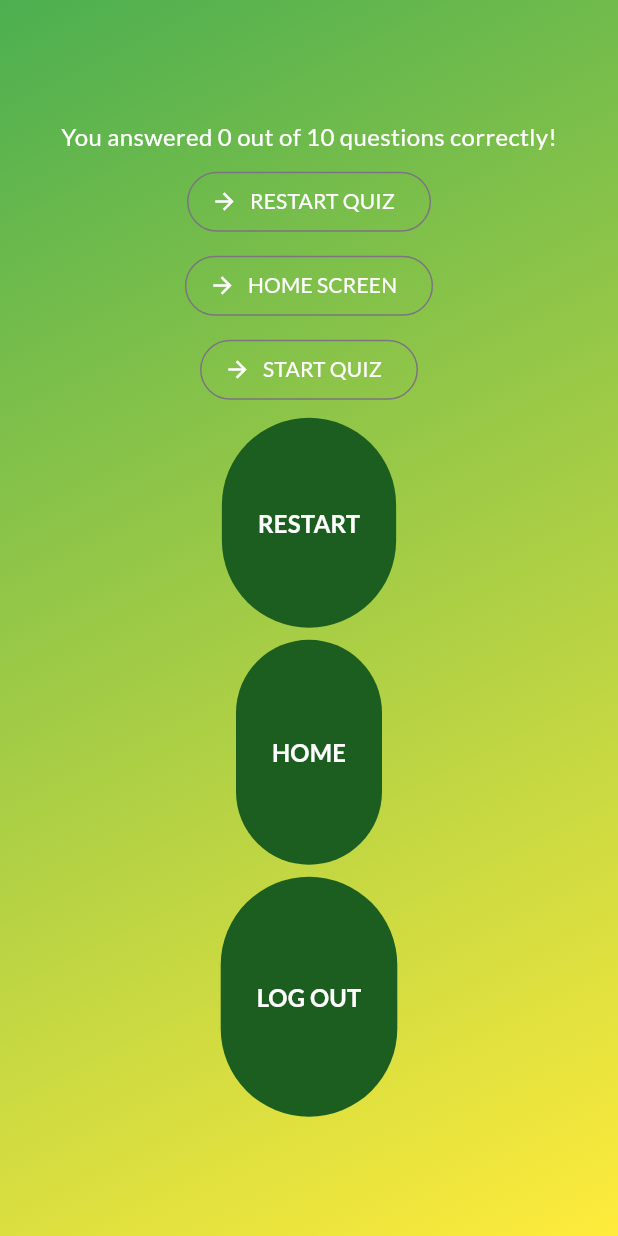
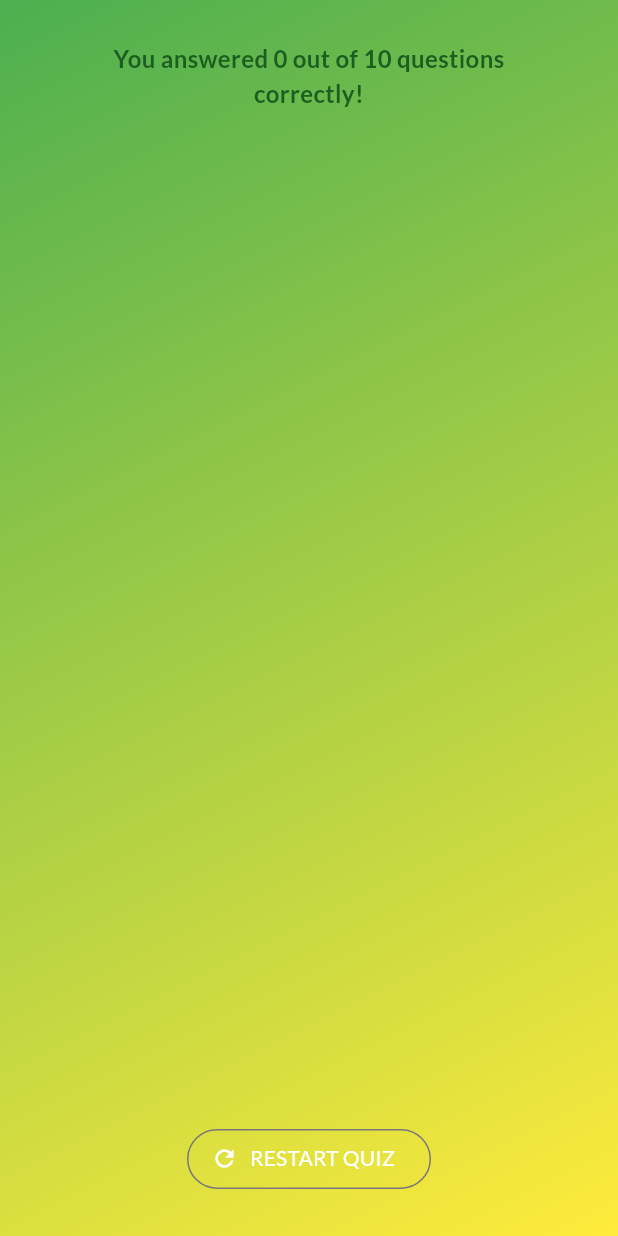
Before and after one commit to qaisershameer/nexus_quiz_app_gamification, a Flutter app: the ResultScreen screen opened directly with empty values, on a phone screen of 412 x 824 dp. Run offline on Flutter 3.47's test engine with Material 3 defaults, Android fonts, the phone set to English and light mode, and no system bars; our stand-ins replace audioplayers, google_fonts.

Commit message:
Mar 06 KBS

```diff
--- a/lib/custom_widgets/my_app_button_icon.dart
+++ b/lib/custom_widgets/my_app_button_icon.dart
@@ -6,15 +6,17 @@ class MyAppButtonIcon extends StatelessWidget {
     super.key,
     required this.myOnPressed,
     required this.buttonText,
+    required this.buttonIcon,
   });
 
   final void Function() myOnPressed;
   final String buttonText;
+  final Icon buttonIcon;
 
   @override
   Widget build(BuildContext context) {
     return OutlinedButton.icon(
-      icon: const Icon(Icons.arrow_forward),
+      icon: buttonIcon,
       style: OutlinedButton.styleFrom(
         foregroundColor: Colors.white,
       ),
--- a/lib/screens/result_screen.dart
+++ b/lib/screens/result_screen.dart
@@ -1,6 +1,7 @@
 import 'package:flutter/material.dart';
 import 'package:google_fonts/google_fonts.dart';
-import '../custom_widgets/my_result_summary.dart';
+import 'package:nexus_quiz_app/custom_widgets/my_app_button_container.dart';
+import '../custom_widgets/question_summary.dart';
 import '../data/question_data.dart';
 
 import '../custom_widgets/my_app_button_icon.dart';
@@ -17,7 +18,7 @@ class ResultScreen extends StatelessWidget {
     final List<Map<String, Object>> summary = [];
     for (var i = 0; i < chosenAnswers.length; i++) {
       summary.add({
-        'questionIndex': i,
+        'question_Index': i,
         'question': questions[i].text,
         'correct_answer': questions[i].correctAnswer,
         'user_answer': chosenAnswers[i],
@@ -37,6 +38,7 @@ class ResultScreen extends StatelessWidget {
 
     return Scaffold(
       body: Container(
+        padding: const EdgeInsets.symmetric(horizontal: 16.0),
         decoration: const BoxDecoration(
           gradient: LinearGradient(
             begin: Alignment.topLeft,
@@ -44,91 +46,97 @@ class ResultScreen extends StatelessWidget {
             colors: [Colors.green, Colors.yellow],
           ),
         ),
-        child: Center(
         child: Column(
           mainAxisAlignment: MainAxisAlignment.center,
           children: [
             // Title
+            SizedBox(
+              width: double.infinity,
+              child: Container(
+                margin: const EdgeInsets.symmetric(horizontal: 48),
+                child: Column(
+                  // mainAxisAlignment: MainAxisAlignment.center,
+                  children: [
                     Text(
                       'You answered $numberOfCorrectQuestions out of $numberOfTotalQuestions questions correctly!',
+                      textAlign: TextAlign.center,
                       style: GoogleFonts.lato(
-                  color: Colors.white,
                         fontSize: 16,
+                        fontWeight: FontWeight.bold,
+                        color: Colors.green.shade900,
                         decoration: TextDecoration.none,
                       ),
                     ),
 
-              const SingleChildScrollView(
-                  child: Column(
-                mainAxisAlignment: MainAxisAlignment.center,
-                children: [
-                  // ResultSummary(summaryData),
-                  // Text(summaryData.toString()),
+
                   ],
-              )),
+                ),
+              ),
+            ),
 
-              const SizedBox(
-                height: 8.0,
-              ),
+            const SizedBox(height: 8.0,),
+
+            QuestionSummary(summaryData: summaryData),
+
+            const SizedBox(height: 8.0,),
 
             // Using Custom Widget MyAppButtonIcon 01
             MyAppButtonIcon(
               myOnPressed: onRestart,
               buttonText: 'RESTART QUIZ',
+              buttonIcon: const Icon(Icons.refresh),
             ),
 
-              const SizedBox(
-                height: 8.0,
-              ),
-              // Using Custom Widget MyAppButtonIcon 02
-              MyAppButtonIcon(
-                myOnPressed: onRestart,
-                buttonText: 'HOME SCREEN',
-              ),
+            // // Using Custom Widget MyAppButtonIcon 02
+            // MyAppButtonIcon(
+            //   myOnPressed: onRestart,
+            //   buttonText: 'HOME SCREEN',
+            //   buttonIcon: const Icon(Icons.home),
+            // ),
 
-              const SizedBox(
-                height: 8.0,
-              ),
-              // Using Custom Widget MyAppButtonIcon 03
-              MyAppButtonIcon(
-                myOnPressed: onRestart,
-                buttonText: 'START QUIZ',
-              ),
+            // // Using Custom Widget MyAppButtonIcon 03
+            // MyAppButtonIcon(
+            //   myOnPressed: onRestart,
+            //   buttonText: 'LOG OUT',
+            //   buttonIcon: const Icon(Icons.logout),
+            // ),
+            //
+            // // Using Custom Widget MyAppButtonIcon 01
+            // MyAppButtonFilled(
+            //   myOnPressed: onRestart,
+            //   buttonText: 'HOME',
+            //   buttonHeight: 35,
+            //   buttonWidth: 120,
+            // ),
+            //
+            // // Using Custom Widget MyAppButtonIcon 02
+            // MyAppButtonFilled(
+            //   myOnPressed: onRestart,
+            //   buttonText: 'RESTART',
+            //   buttonHeight: 40,
+            //   buttonWidth: 140,
+            // ),
+            //
+            // // Using Custom Widget MyAppButtonIcon 03
+            // MyAppButtonFilled(
+            //   myOnPressed: onRestart,
+            //   buttonText: 'LOG OUT',
+            //   buttonHeight: 45,
+            //   buttonWidth: 160,
+            // ),
+            //
+            // const MyAppButtonContainerWithText(
+            //   myButtonMargin: 8,
+            //   myButtonWidth: 180,
+            //   myButtonHeight: 50,
+            //   myButtonBorderRadius: 32,
+            //   myButtonColor: Colors.green,
+            //   myButtonText: 'HOME SCREEN',
+            //   myTextColor: Colors.white,
+            // ),
 
-              const SizedBox(
-                height: 8.0,
-              ),
-              // Using Custom Widget MyAppButtonIcon 01
-              MyAppButtonFilled(
-                myOnPressed: onRestart,
-                buttonText: 'RESTART',
-                buttonHeight: 140,
-                buttonWidth: 40,
-              ),
 
-              const SizedBox(
-                height: 8.0,
-              ),
-              // Using Custom Widget MyAppButtonIcon 02
-              MyAppButtonFilled(
-                myOnPressed: onRestart,
-                buttonText: 'HOME',
-                buttonHeight: 150,
-                buttonWidth: 50,
-              ),
-
-              const SizedBox(
-                height: 8.0,
-              ),
-              // Using Custom Widget MyAppButtonIcon 03
-              MyAppButtonFilled(
-                myOnPressed: onRestart,
-                buttonText: 'LOG OUT',
-                buttonHeight: 160,
-                buttonWidth: 60,
-              ),
           ],
-          ),
         ),
       ),
     );
```
Also changed, not shown: lib/custom_widgets/my_app_button_container.dart (added, +42 -0 lines), lib/custom_widgets/question_summary.dart (added, +83 -0 lines), lib/main.dart (+32 -15 lines), 4 other files. Lines whose indentation alone changed are shown as unchanged.
